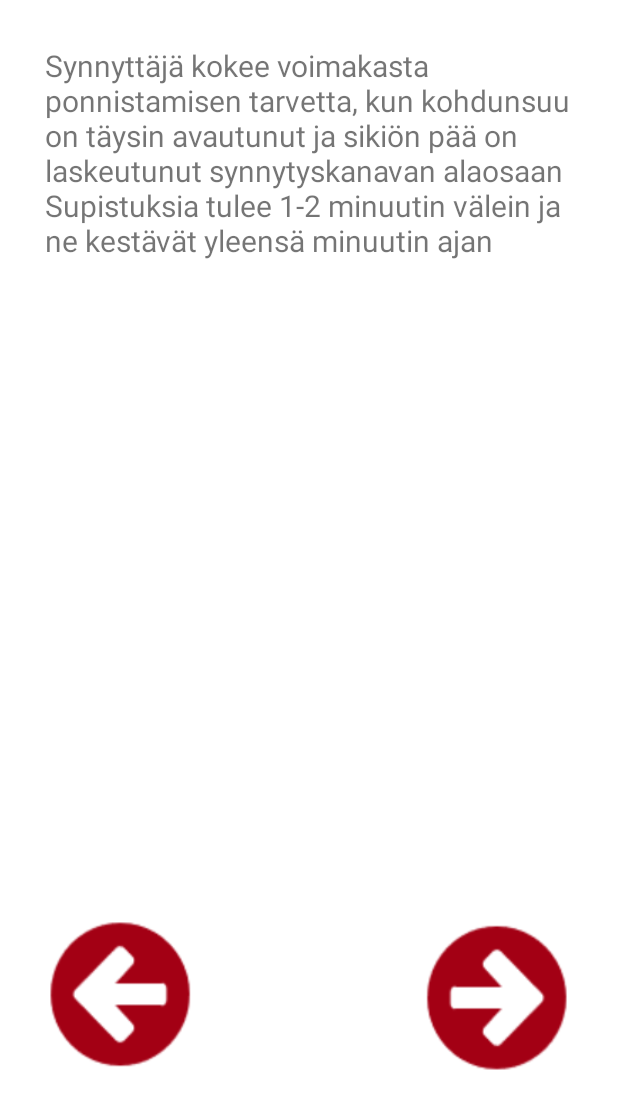
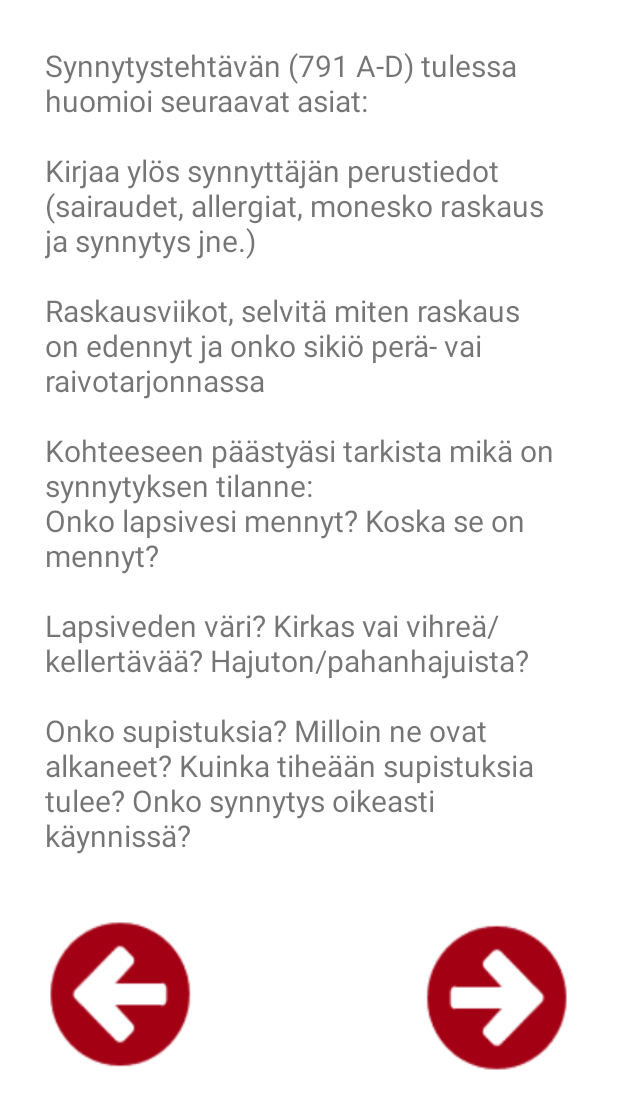
Before and after one commit to joeljunnila/ampuapp, an Android app: the TextViewActivity screen opened directly, with no data from a screen before it, after a tap on an icon or button, on a phone screen of 412 x 824 dp, the part 120-1236 px from its top. Run offline under Robolectric (Android 15) with nearby library versions, the phone set to English and light mode, and no system bars.

Commit message:
textViewActivity päivitelty paremmaksi taas

```diff
--- a/AmbuApp/app/src/main/java/com/example/ambuapp/MenuView.java
+++ b/AmbuApp/app/src/main/java/com/example/ambuapp/MenuView.java
@@ -79,6 +79,13 @@ public class MenuView extends AppCompatActivity {
                 textViewActivity(v);
             }
         });
+        button3.setOnClickListener(new View.OnClickListener() {
+            @Override
+            public void onClick(View v)
+            {
+                textViewActivity(v);
+            }
+        });
     }
 
     public void returnHome() {
--- a/AmbuApp/app/src/main/java/com/example/ambuapp/TextViewActivity.java
+++ b/AmbuApp/app/src/main/java/com/example/ambuapp/TextViewActivity.java
@@ -16,15 +16,35 @@ public class TextViewActivity extends AppCompatActivity {
     ImageButton homeButton;
     TextView TextToChange;
     int modifier = 0;
-    String[] Texts = {"Synnyttäjä kokee voimakasta ponnistamisen tarvetta, kun kohdunsuu on täysin avautunut ja sikiön pää on laskeutunut synnytyskanavan alaosaan\n" +
-            "Supistuksia tulee 1-2 minuutin välein ja ne kestävät yleensä minuutin ajan\n" +
-            "\n", "Yleensä lapsen pää eli tarjoutuva osa painaa välilihaa, ja emättimen ulkosuu pullottaa  ja alkaa avautua jolloin lapsen pää saattaa näkyä\n" +
-            "Kun synnytys on edennyt tähän vaiheeseen, niin sitä ei voi enää estää millään tavoin\n" +
-            "Muista toimia rauhallisesti!\n", "Välilihan repeäminen estetään tukemalla sitä toisen kämmenellä, peukalo ja etusormi kurovat välilihaan joustoa ",
-            "Samalla toisella kädellä kontrolloidaan pään syntymistä ","Kiiretilanteessa tukeminen on tärkeämpää kuin aseptiset toimenpiteet.    Pään synnyttyä,"+
-            "se tekee tavallisesti käännöksen niin, että kasvot näyttävät sivulle\n","Pään synnyttyä, hartiat voi auttaa ulos ilman supistusta tai vaihtoehtoisesti synnyttäjän ponnistaessa seuraavan supistuksen aikana ",
-            " Molemmilla käsillä otetaan lapsen pään sivuista kiinni ja painetaan päätä alaspäin, jolloin ylempi hartia syntyy","Seuraavaksi päätä kohotetaan ylöspäin kohti häpyliitosta alemman hartian synnyttämiseksi",
-            "Kun pää ja hartiat ovat syntyneet, molempien käsien etusormet viedään lapsen selän kautta kainaloihin ja lapsen vartalo syntyy hellästi nostamalla","Jos hartiat eivät synny helposti, asetetaan jokin koroke tai tyyny tai vastaava äidin pakaroiden alle"};
+    String[] Texts = {"Synnytystehtävän (791 A-D) tulessa huomioi seuraavat asiat:  \n" +
+            "\n" +
+            "Kirjaa ylös synnyttäjän perustiedot (sairaudet, allergiat, monesko raskaus ja synnytys jne.) \n" +
+            "\n" +
+            "Raskausviikot, selvitä miten raskaus on edennyt ja onko sikiö perä- vai raivotarjonnassa \n" +
+            "\n" +
+            "Kohteeseen päästyäsi tarkista mikä on synnytyksen tilanne: \n" +
+            "Onko lapsivesi mennyt? Koska se on mennyt?\n" +
+            "\n" +
+            "Lapsiveden väri? Kirkas vai vihreä/kellertävää? Hajuton/pahanhajuista? \n" +
+            "\n" +
+            "Onko supistuksia? Milloin ne ovat alkaneet? Kuinka tiheään supistuksia tulee? Onko synnytys oikeasti käynnissä? ", "Hoidetaan kohteessa: \n" +
+            "Supistuksia on 1-2 minuutin välein säännöllisesti \n" +
+            "Synnyttäjällä on ponnistamisen pakko \n" +
+            "Sikiön pää näkyy \n" +
+            "  \n" +
+            "Milloin matkaan: \n" +
+            "Lapsivesi on mennyt, mutta ei ole supistuksia \n" +
+            "Supistukset tulevat epäsäännöllisesti \n" +
+            "Supistukset tulevat säännöllisesti 2-15 minuutin välein \n" +
+            "Synnyttäjä otetaan kyytiin ja lähdetään liikkeelle, tutkimukset yms. voi tehdä matkalla \n" +
+            "MUISTA ENNAKKOILMOITUS", "Miten toimitaan: \n" +
+            "Valmistaudu ottamalla synnytyssetit esille \n" +
+            "Paarien yläosa käännettään toisin päin. \n" +
+            "Synnyttäjä asetetaan vasemmalle kyljelleen \n" +
+            "Avaa i.v. -yhteys \n" +
+            "Seuraa supistusten väliä \n" +
+            "Jos synnyttäjällä tulee paineen tunne tai ponnistamisen pakko matkalla, pysäytä auto \n" +
+            "Lääkkeettömiä kivunlievitys keinoja voi kokeilla kuten hierontaa tai lämpöpussia kipukohtiin"};
 
     @Override
     protected void onCreate(Bundle savedInstanceState) {
@@ -35,6 +55,7 @@ public class TextViewActivity extends AppCompatActivity {
         leftArrow = findViewById(R.id.leftArrow);
         TextToChange = findViewById(R.id.textView);
         homeButton = findViewById(R.id.imageButton);
+        TextToChange.setText(Texts[modifier]);
         homeButton.setOnClickListener(new View.OnClickListener() {
             @Override
             public void onClick(View v) {
@@ -45,10 +66,11 @@ public class TextViewActivity extends AppCompatActivity {
         rightArrow.setOnClickListener(new View.OnClickListener() {
             @Override
             public void onClick(View v) {
+                if (modifier == 2) {
+                    returnHome(v);
+                }
                 modifier++;
                 TextToChange.setText(Texts[modifier]);
-                if (modifier == 9)
-                    returnHome(v);
                 leftArrow.setVisibility(View.VISIBLE);
             }
         });
@@ -56,12 +78,12 @@ public class TextViewActivity extends AppCompatActivity {
         leftArrow.setOnClickListener(new View.OnClickListener() {
             @Override
             public void onClick(View v) {
+                if (modifier == 0) {
+                    returnHome(v);
+                }
                 modifier--;
                 TextToChange.setText(Texts[modifier]);
-                if (modifier == 0)
-                    returnHome(v);
                 rightArrow.setVisibility(View.VISIBLE);
-
             }
         });
     }
```
